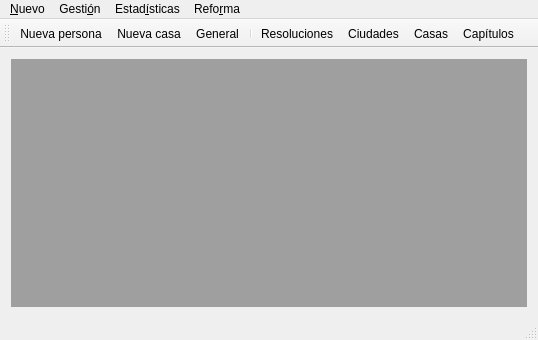
This is gui/mainwindow.ui in rogorido/qtpredicadores as Qt 5 draws it before an edit. The edited form follows.
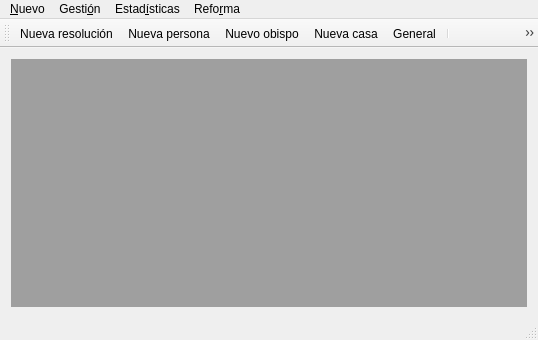
This is the edited form. Icons and pictures are not drawn.

```diff
--- a/gui/mainwindow.ui
+++ b/gui/mainwindow.ui
@@ -83,7 +83,9 @@
    <attribute name="toolBarBreak">
     <bool>false</bool>
    </attribute>
+   <addaction name="actionNuevaResolucion"/>
    <addaction name="actionNuevaPersona"/>
+   <addaction name="actionNuevoObispo"/>
    <addaction name="actionNuevaCasa"/>
    <addaction name="actionGeneralEstadisticas"/>
    <addaction name="separator"/>
```
Left out of the diff: 12 changed lines with no effect on the pictures.
